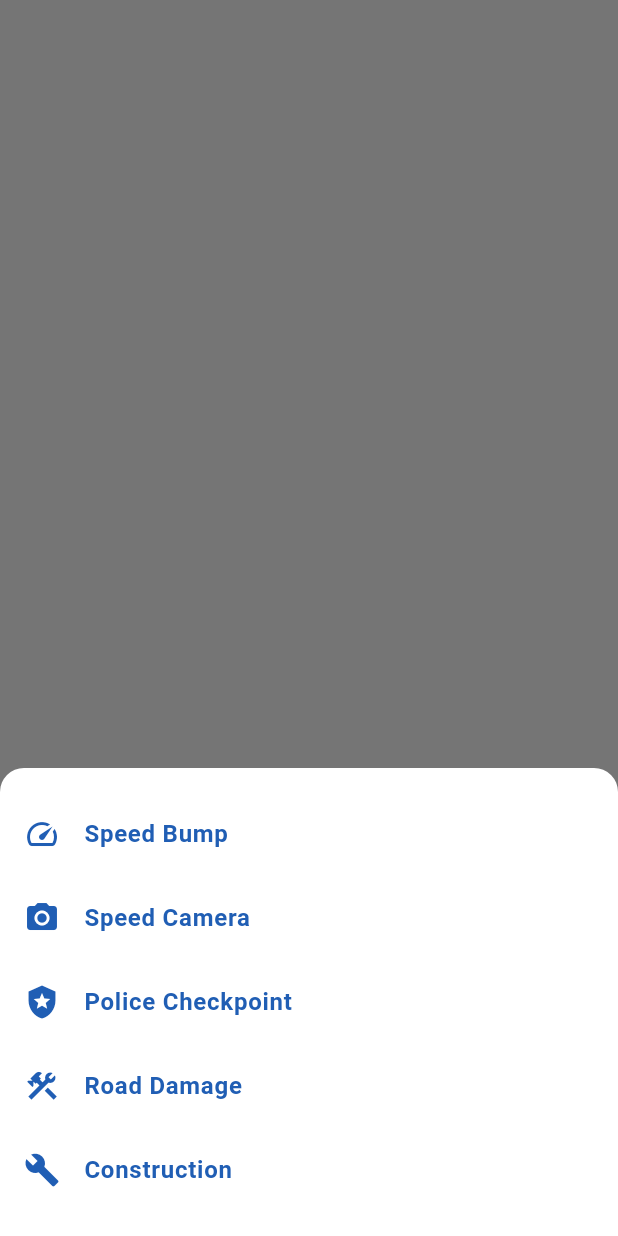
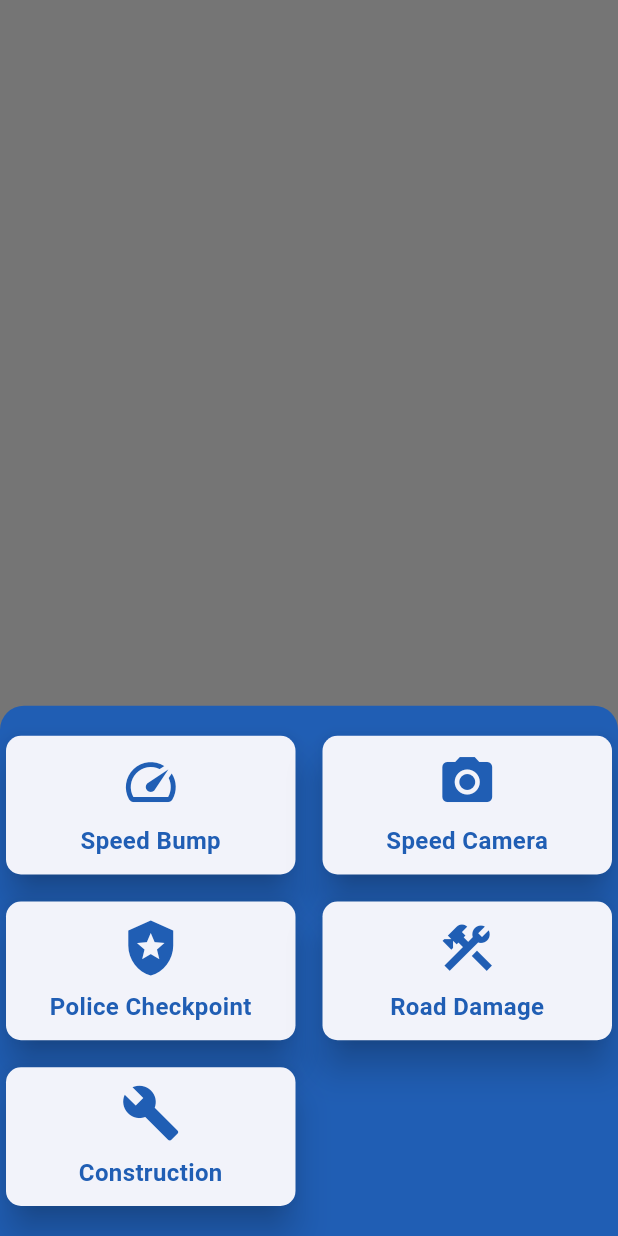
Before and after one commit to qutaiba-kot/Graduation-proj, a Flutter app: what showComplaintMenu() shows on an empty page, opened directly, on a phone screen of 412 x 824 dp. Run offline on Flutter 3.47's test engine with Material 3 defaults, Android fonts, the phone set to English and light mode, and no system bars; our stand-ins replace audioplayers, geolocator, get, get_storage, google_maps_flutter, image_picker and 1 more; accounts and stored records are empty.

Commit message:
loading screen quick subm design logut design

```diff
--- a/lib/app/AppTranslations/ar.dart
+++ b/lib/app/AppTranslations/ar.dart
@@ -18,7 +18,7 @@ const Map<String, String> ar = {
   'phone': 'رقم الهاتف',
   'theme_switcher': 'تغيير الثيم',
   'Dont have an account ? Sign Up ': 'ليس لديك حساب ؟ إنشاء حساب ',
-  'Already have an account? Login': 'لديط حساب بالفعل ؟ تسجيل الدخول',
+  'Already have an account? Login': 'لديك حساب بالفعل ؟ تسجيل الدخول',
   'Please enter the 6-digit code sent to your phone':
       'الرجاء إدخال الرمز المكون من 6 خانات المرسل الى هاتفك',
   'archive': 'الأرشيف',
@@ -111,5 +111,12 @@ const Map<String, String> ar = {
   "The email or phone number is used before":
       "ان الايميل او رقم الهاتف مستعملين من قبل",
   "OK": "حسنا",
-  "The password or email has an error" : "كلمة السر او الايميل يوجد بهم خطأ",
+  "The password or email has an error": "كلمة السر او الايميل يوجد بهم خطأ",
+  "Loading": "تحميل",
+  "Thank you for your note.": "شكرا على ملاحظتك",
+  'Are you sure you\'re logged out?': 'هل أنت متأكد من تسجيل الخروج؟',
+  'You will be logged out of the existing account. Do you want to continue the process?':
+      'سيتم تسجيل الخروج من الحساب الحالي. هل تريد متابعة العملية؟',
+  "Cancel": "إلغاء",
+  "Call": "الإتصال",
 };
--- a/lib/app/AppTranslations/en.dart
+++ b/lib/app/AppTranslations/en.dart
@@ -115,4 +115,11 @@ const Map<String, String> en = {
       "The email or phone number is used before",
   "OK": "OK",
     "The password or email has an error" : "The password or email has an error",
+      'Already have an account? Login': 'Already have an account ? Login',
+    "Loading" : "Loading",
+    "Thank you for your note." : "Thank you for your note.",
+    'Are you sure you\'re logged out?' : 'Are you sure you\'re logged out?',
+    'You will be logged out of the existing account. Do you want to continue the process?' : 'You will be logged out of the existing account. Do you want to continue the process?' ,
+    "Cancel" : "Cancel",
+    "Call" : "Call",
 };
--- a/lib/app/global/language_selector.dart
+++ b/lib/app/global/language_selector.dart
@@ -18,6 +18,8 @@ class LanguageSelector extends StatelessWidget {
         border: Border.all(color: Theme.of(context).colorScheme.primary, width: 1.5),
       ),
       child: DropdownButton<String>(
+        borderRadius:
+            BorderRadius.all(Radius.circular(10)),
         value: Get.locale?.languageCode,
         dropdownColor: Theme.of(context).colorScheme.primary,
         underline: SizedBox(),
--- a/lib/app/global/text_feild.dart
+++ b/lib/app/global/text_feild.dart
@@ -76,7 +76,8 @@ class CustomTextField extends StatelessWidget {
       maxLines: maxLines,
       readOnly: readOnly,
       onTap: onTap,
-      cursorColor: cursorColor ?? colorScheme.primary,
+      cursorColor: cursorColor ?? colorScheme.background,
+      cursorErrorColor: Colors.red,
       style: TextStyle(
         color: textColor ?? colorScheme.background,
         fontSize: fontSize,
--- a/lib/app/modules/auth/views/signup_view.dart
+++ b/lib/app/modules/auth/views/signup_view.dart
@@ -7,6 +7,8 @@ import 'package:maps/app/global/text_button.dart';
 import 'package:maps/app/global/text_feild.dart';
 import 'package:maps/app/global/theme_switcher.dart';
 import 'package:maps/app/modules/auth/controllers/signup_controller.dart';
+
+import '../../../global/language_selector.dart';
 
 class SignUpView extends StatelessWidget {
   final SignUpController controller = Get.find<SignUpController>();
@@ -195,6 +197,8 @@ class SignUpView extends StatelessWidget {
               backgroundColor: Theme.of(context).colorScheme.background,
               textColor: Theme.of(context).colorScheme.primary,
             ),
+            SizedBox(height: getHeight(context, 0.02)),
+            LanguageSelector(),
           ],
         ),
       ),
--- a/lib/app/modules/home/controllers/recall_tags.dart
+++ b/lib/app/modules/home/controllers/recall_tags.dart
@@ -135,6 +135,7 @@ class RecallTags extends GetxController {
 
       markers.refresh();
       print("✅ [COMPLETE] Markers added successfully: ${markers.length} markers in total.");
+      Get.back();
     } catch (e) {
       print("❌ [ERROR] An error occurred: $e");
     }
--- a/lib/app/widgets/show_complaint_menu.dart
+++ b/lib/app/widgets/show_complaint_menu.dart
@@ -7,38 +7,55 @@ void showComplaintMenu(MapController controller) {
   Get.bottomSheet(
     Container(
       decoration: BoxDecoration(
-        color: Theme.of(Get.context!).colorScheme.background,
+        color: Theme.of(Get.context!).colorScheme.primary,
         borderRadius: BorderRadius.only(
           topLeft: Radius.circular(16.0),
           topRight: Radius.circular(16.0),
         ),
       ),
       padding: EdgeInsets.symmetric(vertical: 16.0),
-      child: ListView(
+      child: GridView.count(
   shrinkWrap: true,
-        children: HazardTypeService.getHazardTypes()
-            .map(
-              (hazardType) => ListTile(
-                leading: Icon(
+  crossAxisCount: 2, // عدد الأعمدة في الشبكة
+  crossAxisSpacing: 10.0, // المسافة بين الأعمدة
+  mainAxisSpacing: 10.0, // المسافة بين الصفوف
+  childAspectRatio: 2.0,
+  children: HazardTypeService.getHazardTypes().map(
+    (hazardType) => GestureDetector(
+      onTap: () {
+        Get.back();
+        controller.submitComplaint(hazardType.hazardTypeId);
+      },
+      child: Card(
+        elevation: 10,
+        shape: RoundedRectangleBorder(
+          borderRadius: BorderRadius.circular(10),
+        ),
+        child: Column(
+          mainAxisAlignment: MainAxisAlignment.center,
+          children: [
+            Icon(
               hazardType.icon,
               color: Theme.of(Get.context!).colorScheme.primary,
+              size: 40,
             ),
-                title: Text(
+            SizedBox(height: 8),
+            Text(
               hazardType.name,
               style: TextStyle(
                 fontSize: 16,
                 fontWeight: FontWeight.bold,
                 color: Theme.of(Get.context!).colorScheme.primary,
               ),
+              textAlign: TextAlign.center,
             ),
-                onTap: () {
-                  Get.back();
-                  controller.submitComplaint(hazardType.hazardTypeId);
-                },
+          ],
         ),
+      ),
+    ),
+  ).toList(),
 )
-            .toList(),
-      ),
+
     ),
     backgroundColor: Colors.transparent,
   );
--- a/pubspec.yaml
+++ b/pubspec.yaml
@@ -38,7 +38,7 @@ dependencies:
   shared_preferences: ^2.3.3
   flutter_launcher_icons: ^0.9.2
   audioplayers: ^6.1.0
-
+  url_launcher: ^6.3.1
   # The following adds the Cupertino Icons font to your application.
   # Use with the CupertinoIcons class for iOS style icons.
   cupertino_icons: ^1.0.8
@@ -72,6 +72,8 @@ flutter:
     - lib/app/assets/sounds/alert_en.mp3
     - lib/app/assets/images/OIP.jpeg
     - lib/app/assets/map_design/map_style.json
+    - lib/app/assets/GIF/Animation - 1737898892819.gif
+
   #   - images/a_dot_ham.jpeg
 
   #   - images/a_dot_ham.jpeg
```
Also changed, not shown: lib/app/modules/auth/controllers/login_controller.dart (+6 -14 lines), lib/app/modules/home/controllers/google_map_controller.dart (+20 -1 lines), lib/app/modules/home/views/home_drawer.dart (+99 -6 lines), lib/app/assets/GIF/Animation - 1737898892819.gif (added), pubspec.lock, 1 other file. Lines whose indentation alone changed are shown as unchanged.
